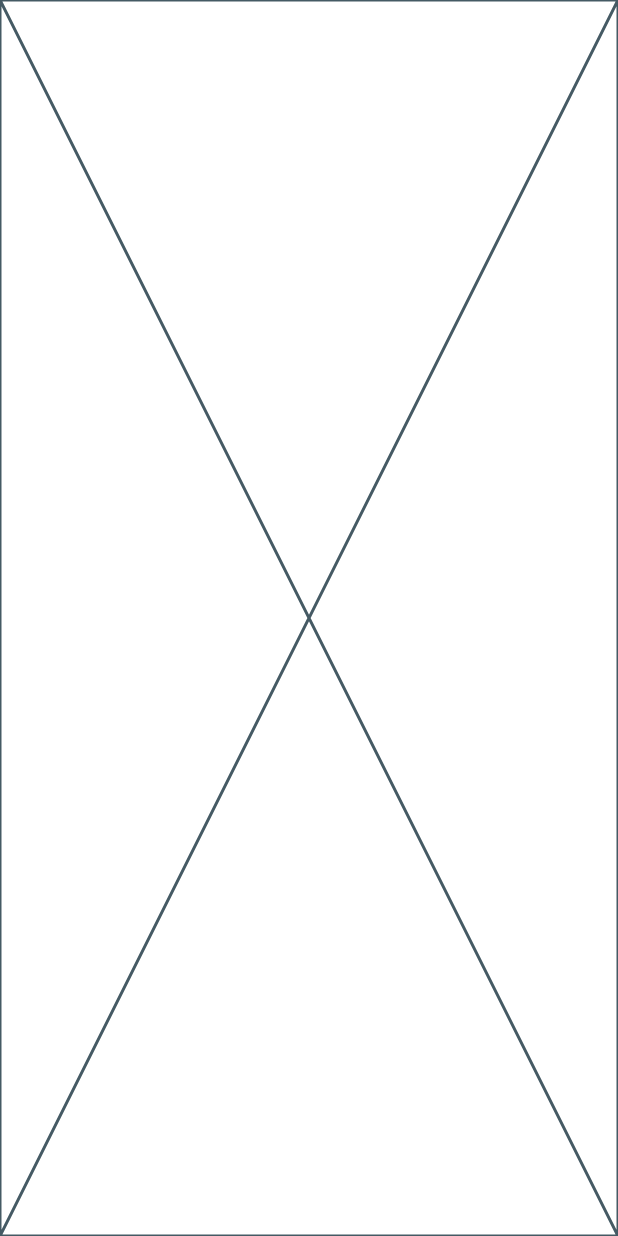
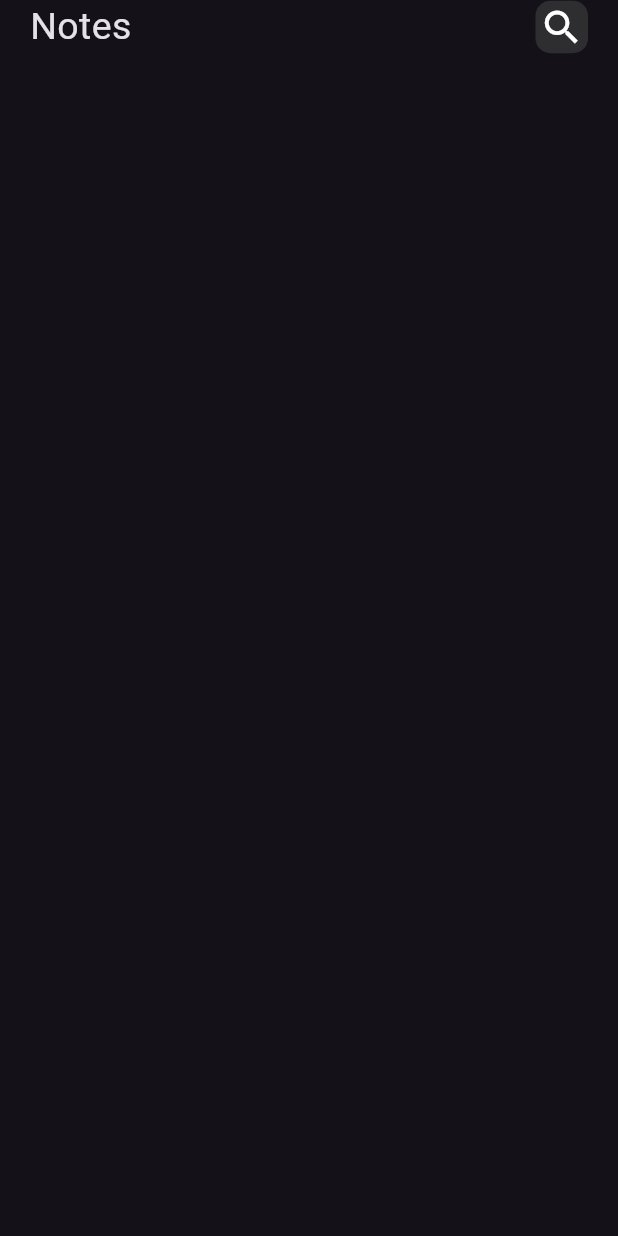
Before and after one commit to AlaaElkhamisy/Note_app, a Flutter app: the screen it shows after launch, on a phone screen of 412 x 824 dp. Run offline on Flutter 3.47's test engine with Material 3 defaults, Android fonts, the phone set to English and light mode, and no system bars.

Commit message:
custom app bar

```diff
--- /dev/null
+++ b/lib/customs/custom_app_bar.dart
@@ -0,0 +1,29 @@
+import 'package:flutter/material.dart';
+
+class Custom_App_Bar extends StatelessWidget {
+  const Custom_App_Bar({super.key});
+
+  @override
+  Widget build(BuildContext context) {
+    return Row(
+      mainAxisAlignment: MainAxisAlignment.spaceBetween,
+      children: [
+        const Text(
+          "Notes",
+          style: TextStyle(fontSize: 25),
+        ),
+        Container(
+          width: 35,
+          height: 35,
+          decoration: BoxDecoration(
+              color: const Color.fromARGB(115, 78, 78, 78),
+              borderRadius: BorderRadius.circular(10)),
+          child: Icon(
+            Icons.search,
+            size: 30,
+          ),
+        )
+      ],
+    );
+  }
+}
--- a/lib/main.dart
+++ b/lib/main.dart
@@ -1,4 +1,5 @@
 import 'package:flutter/material.dart';
+import 'package:note/view/notes_view.dart';
 
 void main() {
   runApp(const Note_App());
@@ -9,6 +10,9 @@ class Note_App extends StatelessWidget {
 
   @override
   Widget build(BuildContext context) {
-    return const Placeholder();
+    return MaterialApp(
+        theme: ThemeData.dark(),
+        debugShowCheckedModeBanner: false,
+        home: Notes_View());
   }
 }
--- /dev/null
+++ b/lib/view/notes_body.dart
@@ -0,0 +1,18 @@
+import 'package:flutter/material.dart';
+import 'package:note/customs/custom_app_bar.dart';
+
+class Notes_Body extends StatelessWidget {
+  const Notes_Body({super.key});
+
+  @override
+  Widget build(BuildContext context) {
+    return SafeArea(
+      child: Padding(
+        padding: const EdgeInsets.only(left: 20, right: 20),
+        child: Column(
+          children: [Custom_App_Bar()],
+        ),
+      ),
+    );
+  }
+}
--- /dev/null
+++ b/lib/view/notes_view.dart
@@ -0,0 +1,13 @@
+import 'package:flutter/material.dart';
+import 'package:note/view/notes_body.dart';
+
+class Notes_View extends StatelessWidget {
+  const Notes_View({super.key});
+
+  @override
+  Widget build(BuildContext context) {
+    return const Scaffold(
+      body: Notes_Body(),
+    );
+  }
+}
```
Also changed, not shown: 1 other file.
